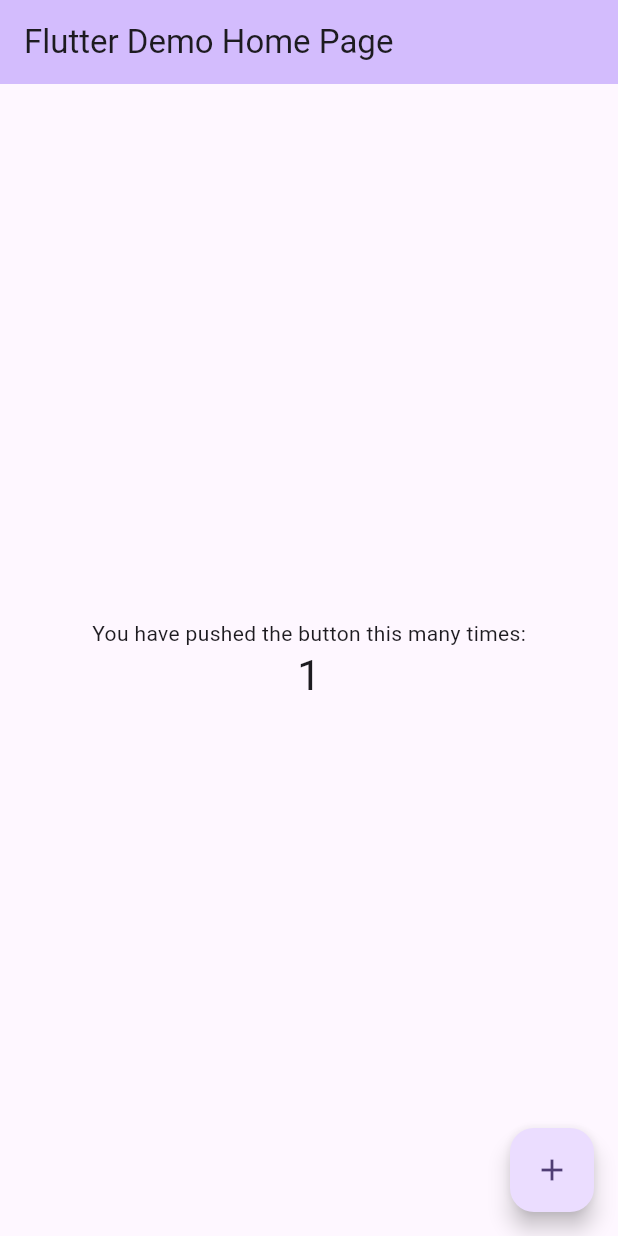
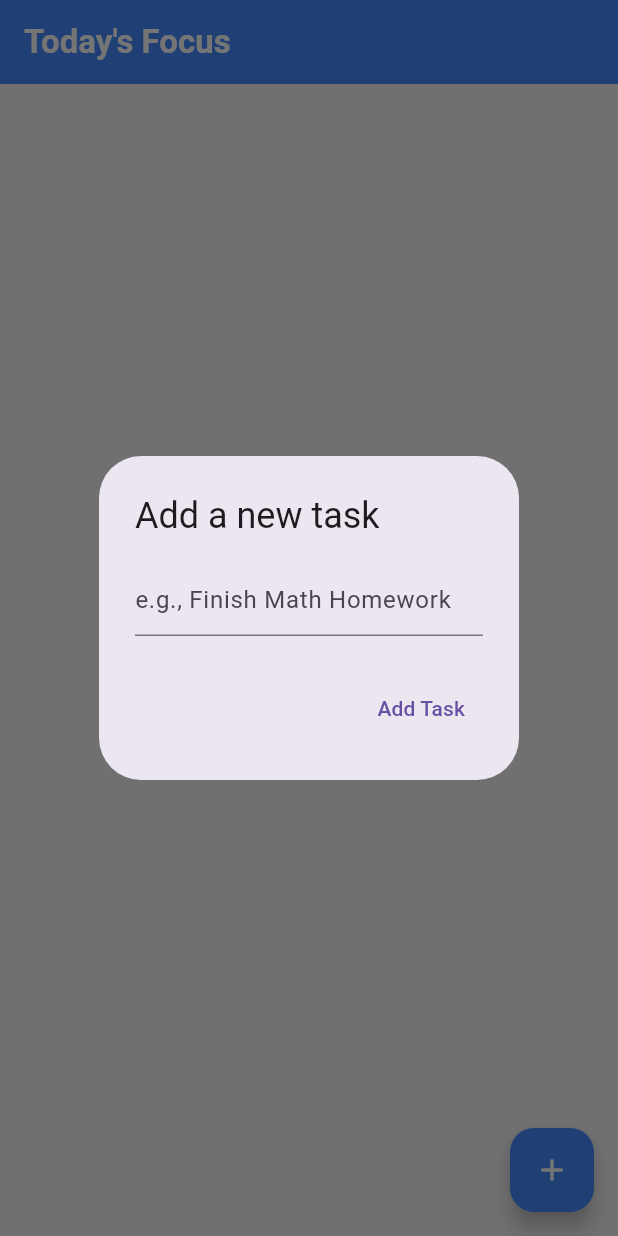
Before and after one commit to feliciatanxl/Focus_Flow, a Flutter app: the screen it shows after launch, after a tap on the "add" icon, on a phone screen of 412 x 824 dp. Run offline on Flutter 3.47's test engine with Material 3 defaults, Android fonts, the phone set to English and light mode, and no system bars; our stand-ins replace lottie.

Commit message:
adding initial files

```diff
--- a/lib/main.dart
+++ b/lib/main.dart
@@ -1,125 +1,130 @@
 import 'package:flutter/material.dart';
+import 'package:lottie/lottie.dart'; // Make sure you still have lottie in your pubspec.yaml!
 
 void main() {
-  runApp(const MyApp());
+  runApp(const FocusFlowApp());
 }
 
-class MyApp extends StatelessWidget {
-  const MyApp({super.key});
+// 1. THE APP SETUP
+class FocusFlowApp extends StatelessWidget {
+  const FocusFlowApp({super.key});
 
-  // This widget is the root of your application.
   @override
   Widget build(BuildContext context) {
-    return MaterialApp(
-      title: 'Flutter Demo',
-      theme: ThemeData(
-        // This is the theme of your application.
-        //
-        // TRY THIS: Try running your application with "flutter run". You'll see
-        // the application has a purple toolbar. Then, without quitting the app,
-        // try changing the seedColor in the colorScheme below to Colors.green
-        // and then invoke "hot reload" (save your changes or press the "hot
-        // reload" button in a Flutter-supported IDE, or press "r" if you used
-        // the command line to start the app).
-        //
-        // Notice that the counter didn't reset back to zero; the application
-        // state is not lost during the reload. To reset the state, use hot
-        // restart instead.
-        //
-        // This works for code too, not just values: Most code changes can be
-        // tested with just a hot reload.
-        colorScheme: ColorScheme.fromSeed(seedColor: Colors.deepPurple),
-        useMaterial3: true,
-      ),
-      home: const MyHomePage(title: 'Flutter Demo Home Page'),
+    return const MaterialApp(
+      debugShowCheckedModeBanner: false,
+      home: SplashScreen(), // The app STARTS here
     );
   }
 }
 
-class MyHomePage extends StatefulWidget {
-  const MyHomePage({super.key, required this.title});
-
-  // This widget is the home page of your application. It is stateful, meaning
-  // that it has a State object (defined below) that contains fields that affect
-  // how it looks.
-
-  // This class is the configuration for the state. It holds the values (in this
-  // case the title) provided by the parent (in this case the App widget) and
-  // used by the build method of the State. Fields in a Widget subclass are
-  // always marked "final".
-
-  final String title;
+// 2. THE ANIMATED SPLASH SCREEN
+class SplashScreen extends StatefulWidget {
+  const SplashScreen({super.key});
 
   @override
-  State<MyHomePage> createState() => _MyHomePageState();
+  State<SplashScreen> createState() => _SplashScreenState();
 }
 
-class _MyHomePageState extends State<MyHomePage> {
-  int _counter = 0;
-
-  void _incrementCounter() {
-    setState(() {
-      // This call to setState tells the Flutter framework that something has
-      // changed in this State, which causes it to rerun the build method below
-      // so that the display can reflect the updated values. If we changed
-      // _counter without calling setState(), then the build method would not be
-      // called again, and so nothing would appear to happen.
-      _counter++;
+class _SplashScreenState extends State<SplashScreen> {
+  @override
+  void initState() {
+    super.initState();
+    // Wait 3 seconds, then slide over to the Home Screen
+    Future.delayed(const Duration(seconds: 3), () {
+      Navigator.pushReplacement(
+        context,
+        MaterialPageRoute(builder: (context) => const HomeScreen()),
+      );
     });
   }
 
   @override
   Widget build(BuildContext context) {
-    // This method is rerun every time setState is called, for instance as done
-    // by the _incrementCounter method above.
-    //
-    // The Flutter framework has been optimized to make rerunning build methods
-    // fast, so that you can just rebuild anything that needs updating rather
-    // than having to individually change instances of widgets.
     return Scaffold(
-      appBar: AppBar(
-        // TRY THIS: Try changing the color here to a specific color (to
-        // Colors.amber, perhaps?) and trigger a hot reload to see the AppBar
-        // change color while the other colors stay the same.
-        backgroundColor: Theme.of(context).colorScheme.inversePrimary,
-        // Here we take the value from the MyHomePage object that was created by
-        // the App.build method, and use it to set our appbar title.
-        title: Text(widget.title),
-      ),
+      backgroundColor: Colors.white,
       body: Center(
-        // Center is a layout widget. It takes a single child and positions it
-        // in the middle of the parent.
-        child: Column(
-          // Column is also a layout widget. It takes a list of children and
-          // arranges them vertically. By default, it sizes itself to fit its
-          // children horizontally, and tries to be as tall as its parent.
-          //
-          // Column has various properties to control how it sizes itself and
-          // how it positions its children. Here we use mainAxisAlignment to
-          // center the children vertically; the main axis here is the vertical
-          // axis because Columns are vertical (the cross axis would be
-          // horizontal).
-          //
-          // TRY THIS: Invoke "debug painting" (choose the "Toggle Debug Paint"
-          // action in the IDE, or press "p" in the console), to see the
-          // wireframe for each widget.
-          mainAxisAlignment: MainAxisAlignment.center,
-          children: <Widget>[
-            const Text(
-              'You have pushed the button this many times:',
-            ),
-            Text(
-              '$_counter',
-              style: Theme.of(context).textTheme.headlineMedium,
-            ),
-          ],
+        child: Lottie.asset(
+          'assets/SplashLogo.json',
+          width: 1050,
+          height: 1050,
         ),
       ),
-      floatingActionButton: FloatingActionButton(
-        onPressed: _incrementCounter,
-        tooltip: 'Increment',
-        child: const Icon(Icons.add),
-      ), // This trailing comma makes auto-formatting nicer for build methods.
     );
   }
 }
+
+// 3. YOUR TO-DO LIST DASHBOARD
+class HomeScreen extends StatefulWidget {
+  const HomeScreen({super.key});
+
+  @override
+  State<HomeScreen> createState() => _HomeScreenState();
+}
+
+class _HomeScreenState extends State<HomeScreen> {
+  final List<String> _tasks = [];
+  final TextEditingController _textController = TextEditingController();
+
+  void _addTask() {
+    if (_textController.text.isNotEmpty) {
+      setState(() {
+        _tasks.add(_textController.text);
+        _textController.clear();
+      });
+    }
+  }
+
+  @override
+  Widget build(BuildContext context) {
+    return Scaffold(
+      backgroundColor: Colors.grey[100],
+      appBar: AppBar(
+        title: const Text('Today\'s Focus', style: TextStyle(fontWeight: FontWeight.bold)),
+        backgroundColor: Colors.blueAccent,
+        foregroundColor: Colors.white,
+        elevation: 0,
+      ),
+      body: ListView.builder(
+        itemCount: _tasks.length,
+        itemBuilder: (context, index) {
+          return Card(
+            margin: const EdgeInsets.symmetric(horizontal: 16, vertical: 8),
+            child: ListTile(
+              title: Text(_tasks[index]),
+              leading: const Icon(Icons.circle_outlined, color: Colors.blueAccent),
+            ),
+          );
+        },
+      ),
+      floatingActionButton: FloatingActionButton(
+        backgroundColor: Colors.blueAccent,
+        foregroundColor: Colors.white,
+        onPressed: () {
+          showDialog(
+            context: context,
+            builder: (context) {
+              return AlertDialog(
+                title: const Text('Add a new task'),
+                content: TextField(
+                  controller: _textController,
+                  decoration: const InputDecoration(hintText: "e.g., Finish Math Homework"),
+                ),
+                actions: [
+                  TextButton(
+                    onPressed: () {
+                      _addTask();
+                      Navigator.pop(context);
+                    },
+                    child: const Text('Add Task'),
+                  ),
+                ],
+              );
+            },
+          );
+        },
+        child: const Icon(Icons.add),
+      ),
+    );
+  }
+}
--- a/pubspec.yaml
+++ b/pubspec.yaml
@@ -35,6 +35,7 @@ dependencies:
   # The following adds the Cupertino Icons font to your application.
   # Use with the CupertinoIcons class for iOS style icons.
   cupertino_icons: ^1.0.8
+  lottie: 3.2.0
 
 dev_dependencies:
   flutter_test:
@@ -88,3 +89,5 @@ flutter:
   #
   # For details regarding fonts from package dependencies,
   # see https://flutter.dev/to/font-from-package
+  assets:
+    - assets/SplashLogo.json
```
Also changed, not shown: pubspec.lock, 2 other files.
